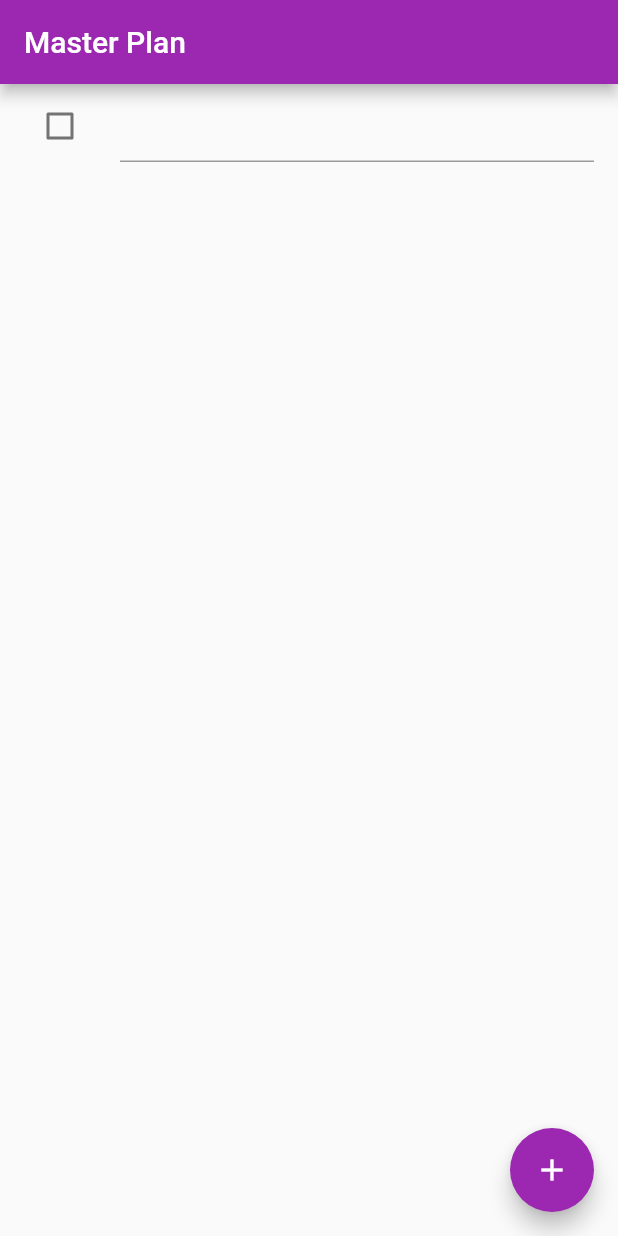
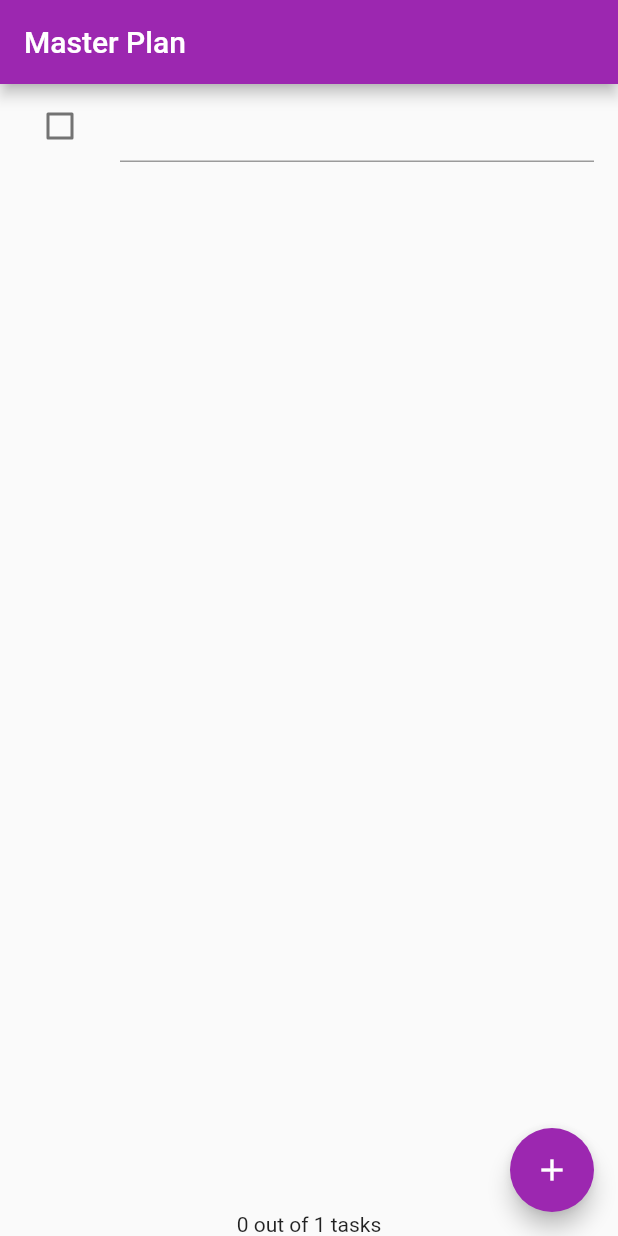
Before and after one commit to luigimicco/flutter_master_plan, a Flutter app: the screen it shows after launch, after a tap on the "add" icon, on a phone screen of 412 x 824 dp. Run offline on Flutter 3.47's test engine with Material 2 defaults, Android fonts, the phone set to English and light mode, and no system bars.

Commit message:
add plan_provider

```diff
--- a/lib/main.dart
+++ b/lib/main.dart
@@ -1,5 +1,6 @@
 import 'package:flutter/material.dart';
 import './views/plan_screen.dart';
+import './plan_provider.dart';
 
 void main() {
   runApp(const MasterPlan());
@@ -12,7 +13,7 @@ class MasterPlan extends StatelessWidget {
   Widget build(BuildContext context) {
     return MaterialApp(
       theme: ThemeData(primarySwatch: Colors.purple),
-      home: const PlanScreen(),
+      home: PlanProvider(child: const PlanScreen()),
     );
   }
 }
--- a/lib/models/plan.dart
+++ b/lib/models/plan.dart
@@ -3,4 +3,9 @@ import './task.dart';
 class Plan {
   String name = '';
   final List<Task> tasks = [];
+
+  int get complteCount => tasks.where((task) => task.complete).length;
+
+  String get completenessMessage =>
+      '$complteCount out of ${tasks.length} tasks';
 }
--- /dev/null
+++ b/lib/plan_provider.dart
@@ -0,0 +1,18 @@
+import 'package:flutter/cupertino.dart';
+
+import './models/data_layer.dart';
+
+class PlanProvider extends InheritedWidget {
+  final _plan = Plan();
+  PlanProvider({super.key, required super.child});
+
+  @override
+  bool updateShouldNotify(covariant InheritedWidget oldWidget) {
+    return false;
+  }
+
+  static Plan of(BuildContext context) {
+    final provider = context.dependOnInheritedWidgetOfExactType<PlanProvider>();
+    return provider!._plan;
+  }
+}
--- a/lib/views/plan_screen.dart
+++ b/lib/views/plan_screen.dart
@@ -1,5 +1,6 @@
 import 'package:flutter/material.dart';
 import '../models/data_layer.dart';
+import '../plan_provider.dart';
 
 class PlanScreen extends StatefulWidget {
   const PlanScreen({super.key});
@@ -9,7 +10,6 @@ class PlanScreen extends StatefulWidget {
 }
 
 class _PlanScreenState extends State<PlanScreen> {
-  final plan = Plan();
   late ScrollController scrollController;
 
   @override
@@ -29,14 +29,21 @@ class _PlanScreenState extends State<PlanScreen> {
 
   @override
   Widget build(BuildContext context) {
+    final plan = PlanProvider.of(context);
     return Scaffold(
       appBar: AppBar(title: const Text("Master Plan")),
-      body: _buildList(),
+      body: Column(
+        children: [
+          Expanded(child: _buildList()),
+          SafeArea(child: Text(plan.completenessMessage))
+        ],
+      ),
       floatingActionButton: _buildAddTaskButton(),
     );
   }
 
   Widget _buildAddTaskButton() {
+    final plan = PlanProvider.of(context);
     return FloatingActionButton(
         child: const Icon(Icons.add),
         onPressed: () {
@@ -47,6 +54,7 @@ class _PlanScreenState extends State<PlanScreen> {
   }
 
   Widget _buildList() {
+    final plan = PlanProvider.of(context);
     return ListView.builder(
       controller: scrollController,
       itemCount: plan.tasks.length,
@@ -63,7 +71,8 @@ class _PlanScreenState extends State<PlanScreen> {
                 task.complete = selected ?? false;
               });
             }),
-        title: TextField(
+        title: TextFormField(
+          initialValue: task.description,
           onChanged: (text) {
             setState(() {
               task.description = text;
```
